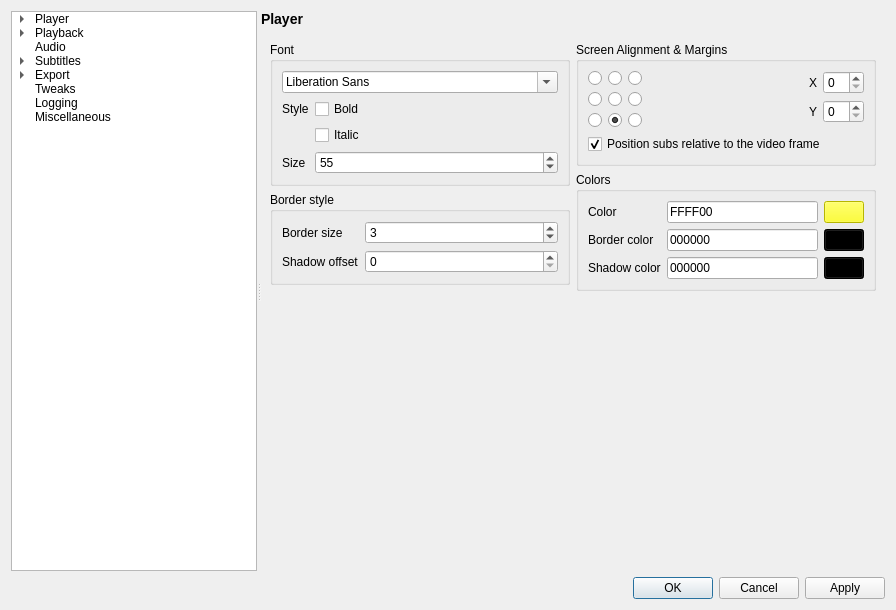
mpc-qt/mpc-qt, file settingswindow.ui: the form before one commit.
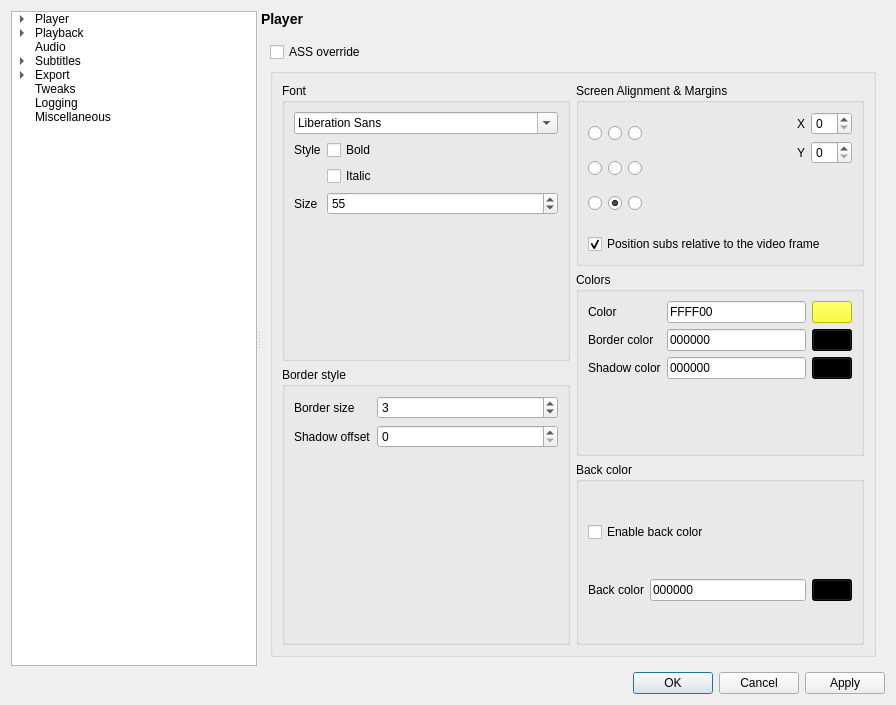
The form after the commit. The open tabs and pages were chosen to show the change.

Commit message: Added options to apply default style to .ass subtitles and set a backcolor

```diff
--- a/settingswindow.ui
+++ b/settingswindow.ui
@@ -2,12 +2,15 @@
 <ui version="4.0">
  <class>SettingsWindow</class>
  <widget class="QWidget" name="SettingsWindow">
+  <property name="enabled">
+   <bool>true</bool>
+  </property>
   <property name="geometry">
    <rect>
     <x>0</x>
     <y>0</y>
     <width>896</width>
-    <height>610</height>
+    <height>705</height>
    </rect>
   </property>
   <property name="windowTitle">
@@ -162,6 +165,12 @@
        </item>
        <item>
         <widget class="QStackedWidget" name="pageStack">
+         <property name="sizePolicy">
+          <sizepolicy hsizetype="Preferred" vsizetype="Preferred">
+           <horstretch>0</horstretch>
+           <verstretch>0</verstretch>
+          </sizepolicy>
+         </property>
          <property name="currentIndex">
           <number>5</number>
          </property>
@@ -6165,9 +6174,25 @@
           </layout>
          </widget>
          <widget class="QWidget" name="subsDefaultPage">
-          <layout class="QHBoxLayout" name="subsDefaultPageLayout">
+          <layout class="QVBoxLayout" name="verticalLayout_14">
            <item>
-            <layout class="QVBoxLayout" name="subsDefaultLayoutLeft" stretch="0,0,1">
+            <widget class="QCheckBox" name="subsAssoverride">
+             <property name="text">
+              <string extracomment="Might cause issues">ASS override</string>
+             </property>
+            </widget>
+           </item>
+           <item>
+            <widget class="QGroupBox" name="subsDefaultLayoutsBox">
+             <property name="title">
+              <string/>
+             </property>
+             <property name="flat">
+              <bool>true</bool>
+             </property>
+             <layout class="QHBoxLayout" name="horizontalLayout_4">
+              <item>
+               <layout class="QVBoxLayout" name="subsDefaultLayoutLeft" stretch="0,0">
              <item>
               <widget class="QGroupBox" name="fontBox">
                <property name="title">
@@ -6267,19 +6292,6 @@
                </layout>
               </widget>
              </item>
-             <item>
-              <spacer name="subsDefaultSpacerLeft">
-               <property name="orientation">
-                <enum>Qt::Vertical</enum>
-               </property>
-               <property name="sizeHint" stdset="0">
-                <size>
-                 <width>20</width>
-                 <height>40</height>
-                </size>
-               </property>
-              </spacer>
-             </item>
             </layout>
            </item>
            <item>
@@ -6517,19 +6529,62 @@
               </widget>
              </item>
              <item>
-              <spacer name="subsDefaultSpacerRight">
-               <property name="orientation">
-                <enum>Qt::Vertical</enum>
-               </property>
-               <property name="sizeHint" stdset="0">
-                <size>
-                 <width>20</width>
-                 <height>40</height>
-                </size>
-               </property>
-              </spacer>
-             </item>
-            </layout>
+                 <widget class="QGroupBox" name="subsBackcolorBox">
+                  <property name="title">
+                   <string>Back color</string>
+                  </property>
+                  <layout class="QGridLayout" name="gridLayout_2">
+                   <item row="0" column="0" colspan="2">
+                    <widget class="QCheckBox" name="Backcolor">
+                     <property name="text">
+                      <string>Enable back color</string>
+                     </property>
+                     <property name="checked">
+                      <bool>false</bool>
+                     </property>
+                    </widget>
+                   </item>
+                   <item row="3" column="1">
+                    <layout class="QHBoxLayout" name="subsBackcolorLayout">
+                     <item>
+                      <widget class="QLineEdit" name="subsBackcolorValue">
+                       <property name="inputMask">
+                        <string>HHHHHH</string>
+                       </property>
+                       <property name="text">
+                        <string notr="true">000000</string>
+                       </property>
+                      </widget>
+                     </item>
+                     <item>
+                      <widget class="QPushButton" name="subsBackcolorpick">
+                       <property name="styleSheet">
+                        <string notr="true">background: #000000;</string>
+                       </property>
+                       <property name="text">
+                        <string/>
+                       </property>
+                      </widget>
+                     </item>
+                    </layout>
+                   </item>
+                   <item row="3" column="0">
+                    <widget class="QLabel" name="subsBackcolorLabel">
+                     <property name="text">
+                      <string>Back color</string>
+                     </property>
+                     <property name="alignment">
+                      <set>Qt::AlignCenter</set>
+                     </property>
+                    </widget>
+                   </item>
+                  </layout>
+                 </widget>
+                </item>
+               </layout>
+              </item>
+             </layout>
+            </widget>
            </item>
           </layout>
          </widget>
```
Left out of the diff: 121 changed lines with no effect on the pictures. Lines whose indentation alone changed are shown as unchanged. The commit also changes 1 other file.
